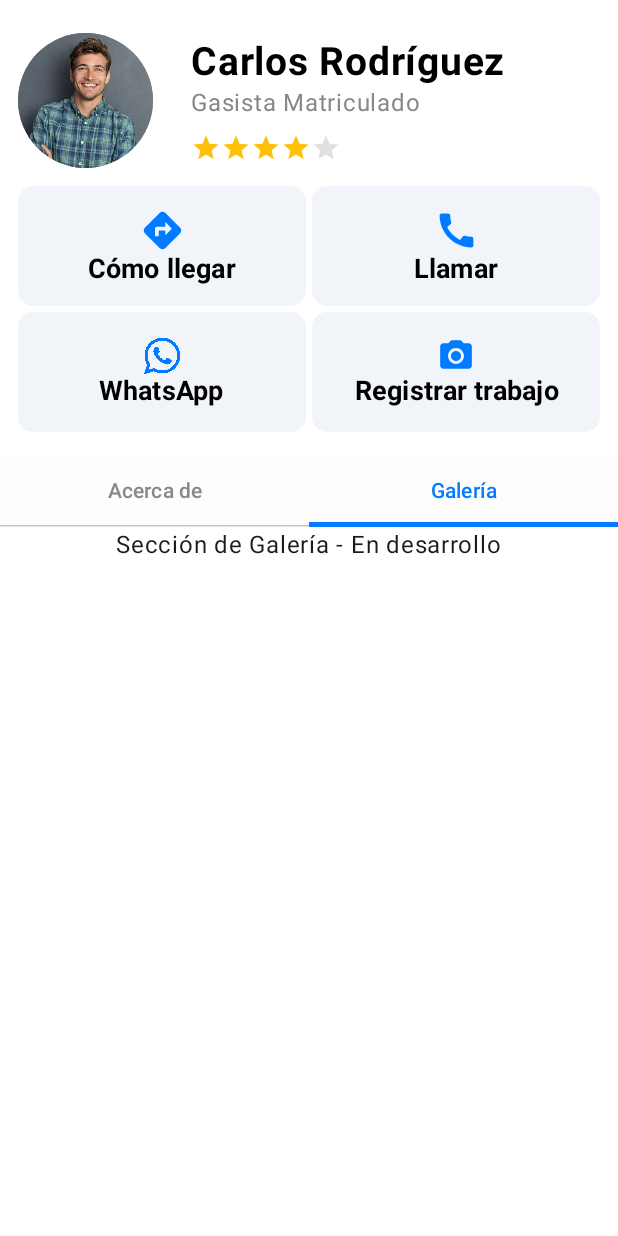
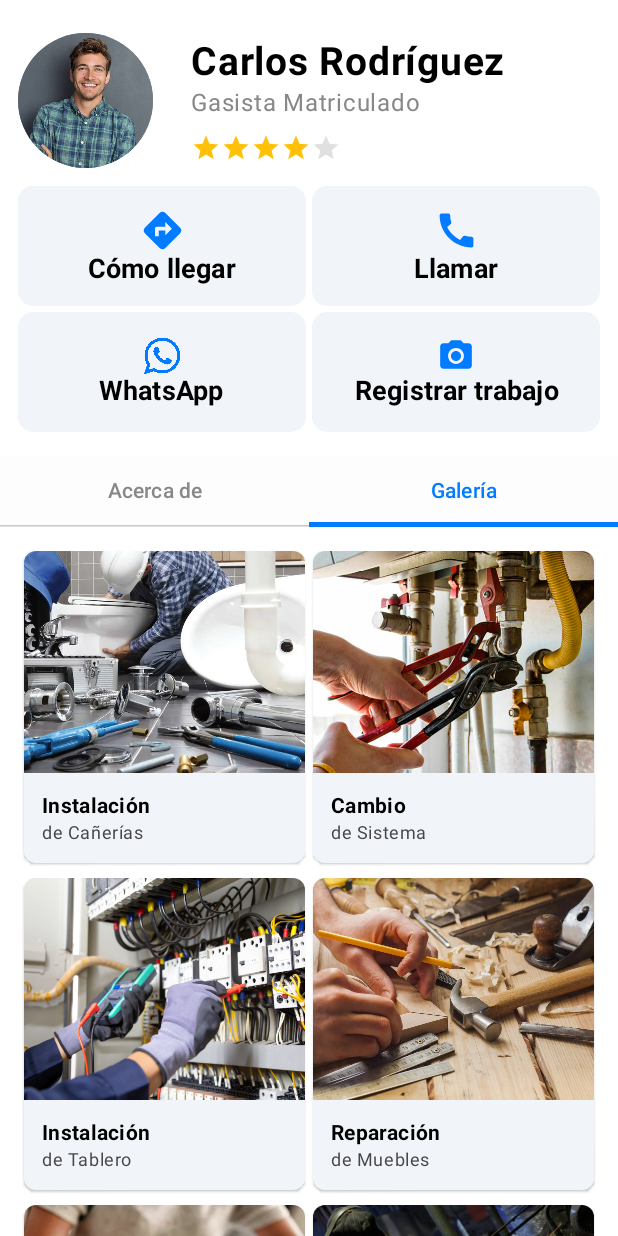
Before and after one commit to unlam-tec-movil/A3-2025-H2-E3, an Android app built with Jetpack Compose: the composable ProfessionalProfileScreen called with empty values, tab 2 chosen, on a phone screen of 412 x 824 dp. Run offline under Robolectric (Android 15) with nearby library versions, the phone set to English and light mode, and no system bars.

Commit message:
feat: agregado del componente galeria

```diff
--- a/app/src/main/java/ar/edu/unlam/mobile/scaffolding/ui/screens/professionalProfile/ProfessionalProfileScreen.kt
+++ b/app/src/main/java/ar/edu/unlam/mobile/scaffolding/ui/screens/professionalProfile/ProfessionalProfileScreen.kt
@@ -1,24 +1,22 @@
 package ar.edu.unlam.mobile.scaffolding.ui.screens.professionalProfile
 
 import androidx.compose.foundation.background
-import androidx.compose.foundation.layout.Box
 import androidx.compose.foundation.layout.Column
 import androidx.compose.foundation.layout.Spacer
 import androidx.compose.foundation.layout.fillMaxSize
 import androidx.compose.foundation.layout.height
 import androidx.compose.foundation.lazy.LazyColumn
 import androidx.compose.material3.MaterialTheme
-import androidx.compose.material3.Text
 import androidx.compose.runtime.Composable
 import androidx.compose.runtime.getValue
 import androidx.compose.runtime.mutableStateOf
 import androidx.compose.runtime.remember
 import androidx.compose.runtime.setValue
-import androidx.compose.ui.Alignment
 import androidx.compose.ui.Modifier
 import androidx.compose.ui.unit.dp
 import ar.edu.unlam.mobile.scaffolding.ui.screens.professionalProfile.components.AboutSection
 import ar.edu.unlam.mobile.scaffolding.ui.screens.professionalProfile.components.ActionButtons
+import ar.edu.unlam.mobile.scaffolding.ui.screens.professionalProfile.components.GallerySection
 import ar.edu.unlam.mobile.scaffolding.ui.screens.professionalProfile.components.KeyInfo
 import ar.edu.unlam.mobile.scaffolding.ui.screens.professionalProfile.components.ProfileHeader
 import ar.edu.unlam.mobile.scaffolding.ui.screens.professionalProfile.components.ProfileTab
@@ -128,13 +126,3 @@ data class ProfessionalData(
     val keyInfo: List<KeyInfo>,
     val services: List<String>,
 )
-
-@Composable
-fun GallerySection(modifier: Modifier = Modifier) {
-    Box(
-        modifier = modifier.fillMaxSize(),
-        contentAlignment = Alignment.Center,
-    ) {
-        Text("Sección de Galería - En desarrollo")
-    }
-}
--- a/app/src/main/java/ar/edu/unlam/mobile/scaffolding/ui/screens/professionalProfile/components/AboutSection.kt
+++ b/app/src/main/java/ar/edu/unlam/mobile/scaffolding/ui/screens/professionalProfile/components/AboutSection.kt
@@ -33,7 +33,7 @@ fun AboutSection(
         modifier =
             modifier
                 .fillMaxWidth()
-                .padding(12.dp),
+                .padding(14.dp),
         verticalArrangement = Arrangement.spacedBy(16.dp),
     ) {
         // Sección Acerca de mí
--- /dev/null
+++ b/app/src/main/java/ar/edu/unlam/mobile/scaffolding/ui/screens/professionalProfile/components/GalerySection.kt
@@ -0,0 +1,136 @@
+package ar.edu.unlam.mobile.scaffolding.ui.screens.professionalProfile.components
+
+import androidx.compose.foundation.Image
+import androidx.compose.foundation.layout.Arrangement
+import androidx.compose.foundation.layout.Box
+import androidx.compose.foundation.layout.Column
+import androidx.compose.foundation.layout.Row
+import androidx.compose.foundation.layout.Spacer
+import androidx.compose.foundation.layout.aspectRatio
+import androidx.compose.foundation.layout.fillMaxSize
+import androidx.compose.foundation.layout.fillMaxWidth
+import androidx.compose.foundation.layout.height
+import androidx.compose.foundation.layout.padding
+import androidx.compose.foundation.shape.RoundedCornerShape
+import androidx.compose.material3.Card
+import androidx.compose.material3.CardDefaults
+import androidx.compose.material3.MaterialTheme
+import androidx.compose.material3.Text
+import androidx.compose.runtime.Composable
+import androidx.compose.runtime.remember
+import androidx.compose.ui.Alignment
+import androidx.compose.ui.Modifier
+import androidx.compose.ui.layout.ContentScale
+import androidx.compose.ui.res.painterResource
+import androidx.compose.ui.text.font.FontWeight
+import androidx.compose.ui.unit.dp
+import ar.edu.unlam.mobile.scaffolding.R
+
+@Composable
+fun GallerySection(modifier: Modifier = Modifier) {
+    val galleryItems =
+        remember {
+            listOf(
+                GalleryItem("Instalación", "de Cañerías", R.drawable.plomeria),
+                GalleryItem("Cambio", "de Sistema", R.drawable.gas),
+                GalleryItem("Instalación", "de Tablero", R.drawable.tablero),
+                GalleryItem("Reparación", "de Muebles", R.drawable.carpintero),
+                GalleryItem("Limpieza", "Profunda", R.drawable.limpieza),
+                GalleryItem("Afilado", "de Herramientas", R.drawable.work1),
+            )
+        }
+
+    Column(
+        modifier =
+            modifier
+                .fillMaxWidth()
+                .padding(16.dp),
+    ) {
+        // Grid manual con Column y Row
+        val chunkedItems = galleryItems.chunked(2)
+
+        chunkedItems.forEachIndexed { index, rowItems ->
+            Row(
+                modifier = Modifier.fillMaxWidth(),
+                horizontalArrangement = Arrangement.spacedBy(5.dp),
+            ) {
+                rowItems.forEach { item ->
+                    Box(
+                        modifier = Modifier.weight(1f),
+                    ) {
+                        GalleryItemCard(item = item)
+                    }
+                }
+
+                if (rowItems.size == 1) {
+                    Spacer(modifier = Modifier.weight(1f))
+                }
+            }
+            if (index < chunkedItems.size - 1) {
+                Spacer(modifier = Modifier.height(10.dp))
+            }
+        }
+    }
+}
+
+@Composable
+fun GalleryItemCard(item: GalleryItem) {
+    Card(
+        modifier =
+            Modifier
+                .fillMaxWidth()
+                .aspectRatio(0.9f),
+        elevation = CardDefaults.cardElevation(defaultElevation = 1.dp),
+        shape = RoundedCornerShape(8.dp),
+        colors =
+            CardDefaults.cardColors(
+                containerColor = MaterialTheme.colorScheme.surface,
+            ),
+    ) {
+        Column(
+            modifier = Modifier.fillMaxSize(),
+        ) {
+            Box(
+                modifier =
+                    Modifier
+                        .weight(1f)
+                        .fillMaxWidth(),
+                contentAlignment = Alignment.Center,
+            ) {
+                Image(
+                    painter = painterResource(id = item.imageRes),
+                    contentDescription = item.title,
+                    contentScale = ContentScale.Crop,
+                    modifier = Modifier.fillMaxSize(),
+                )
+            }
+
+            Column(
+                modifier =
+                    Modifier
+                        .fillMaxWidth()
+                        .padding(12.dp),
+            ) {
+                Text(
+                    text = item.title,
+                    style = MaterialTheme.typography.bodyMedium,
+                    fontWeight = FontWeight.Bold,
+                    color = MaterialTheme.colorScheme.onSurface,
+                )
+                if (item.subtitle.isNotEmpty()) {
+                    Text(
+                        text = item.subtitle,
+                        style = MaterialTheme.typography.bodySmall,
+                        color = MaterialTheme.colorScheme.onSurfaceVariant,
+                    )
+                }
+            }
+        }
+    }
+}
+
+data class GalleryItem(
+    val title: String,
+    val subtitle: String,
+    val imageRes: Int,
+)
--- a/app/src/main/java/ar/edu/unlam/mobile/scaffolding/ui/screens/professionalProfile/components/TabSection.kt
+++ b/app/src/main/java/ar/edu/unlam/mobile/scaffolding/ui/screens/professionalProfile/components/TabSection.kt
@@ -1,7 +1,6 @@
 package ar.edu.unlam.mobile.scaffolding.ui.screens.professionalProfile.components
 
 import androidx.compose.foundation.layout.fillMaxWidth
-import androidx.compose.material3.MaterialTheme
 import androidx.compose.material3.Tab
 import androidx.compose.material3.TabRow
 import androidx.compose.material3.TabRowDefaults
@@ -9,8 +8,6 @@ import androidx.compose.material3.TabRowDefaults.tabIndicatorOffset
 import androidx.compose.material3.Text
 import androidx.compose.runtime.Composable
 import androidx.compose.runtime.getValue
-import androidx.compose.runtime.mutableStateOf
-import androidx.compose.runtime.remember
 import androidx.compose.runtime.setValue
 import androidx.compose.ui.Modifier
 import androidx.compose.ui.graphics.Color
@@ -31,8 +28,6 @@ fun TabSection(
     onTabSelected: (ProfileTab) -> Unit,
     modifier: Modifier = Modifier,
 ) {
-    var selectedTab by remember { mutableStateOf(selectedTab) }
-
     TabRow(
         selectedTabIndex = selectedTab.ordinal,
         modifier = modifier.fillMaxWidth(),
@@ -56,11 +51,8 @@ fun TabSection(
                 },
                 selected = selectedTab == tab,
                 onClick = {
-                    selectedTab = tab
                     onTabSelected(tab)
                 },
-                selectedContentColor = Color.Blue, // Color cuando está seleccionado
-                unselectedContentColor = MaterialTheme.colorScheme.secondary, // Color cuando NO está seleccionado
             )
         }
     }
```
Also changed, not shown: app/src/main/res/drawable/carpintero.webp (added), app/src/main/res/drawable/limpieza.png (added), app/src/main/res/drawable/work1.jpg (added).
